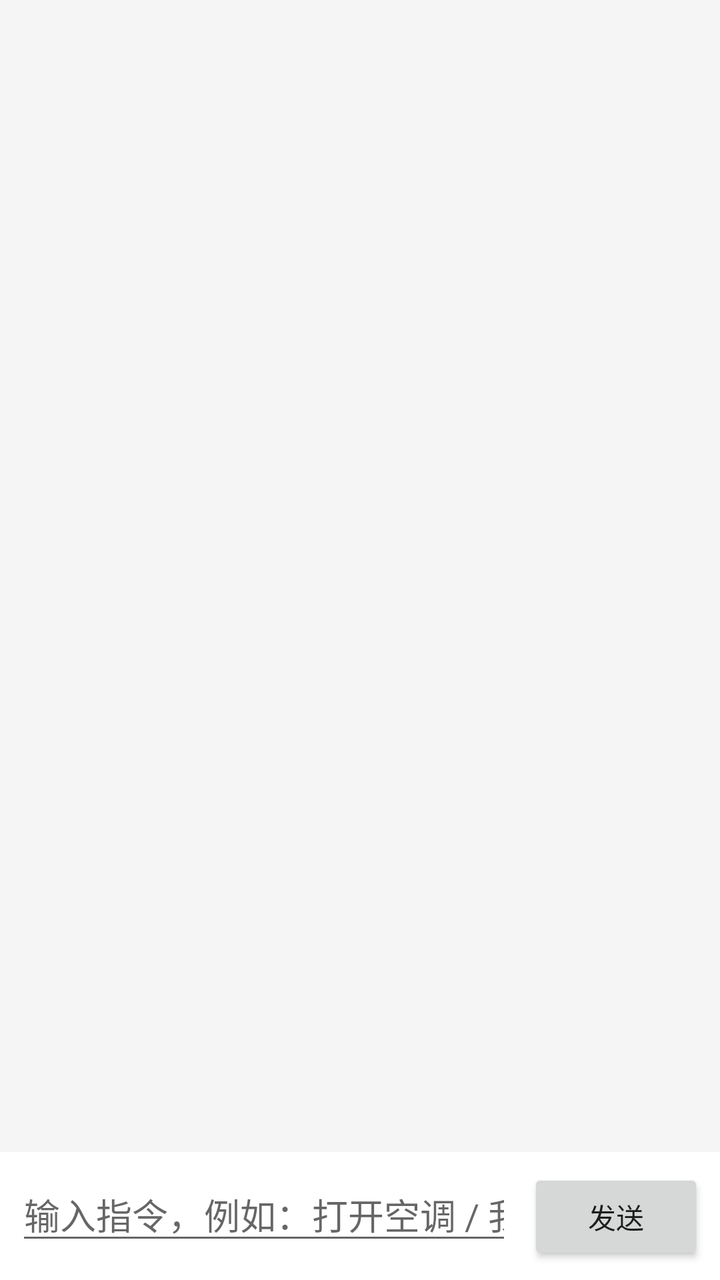
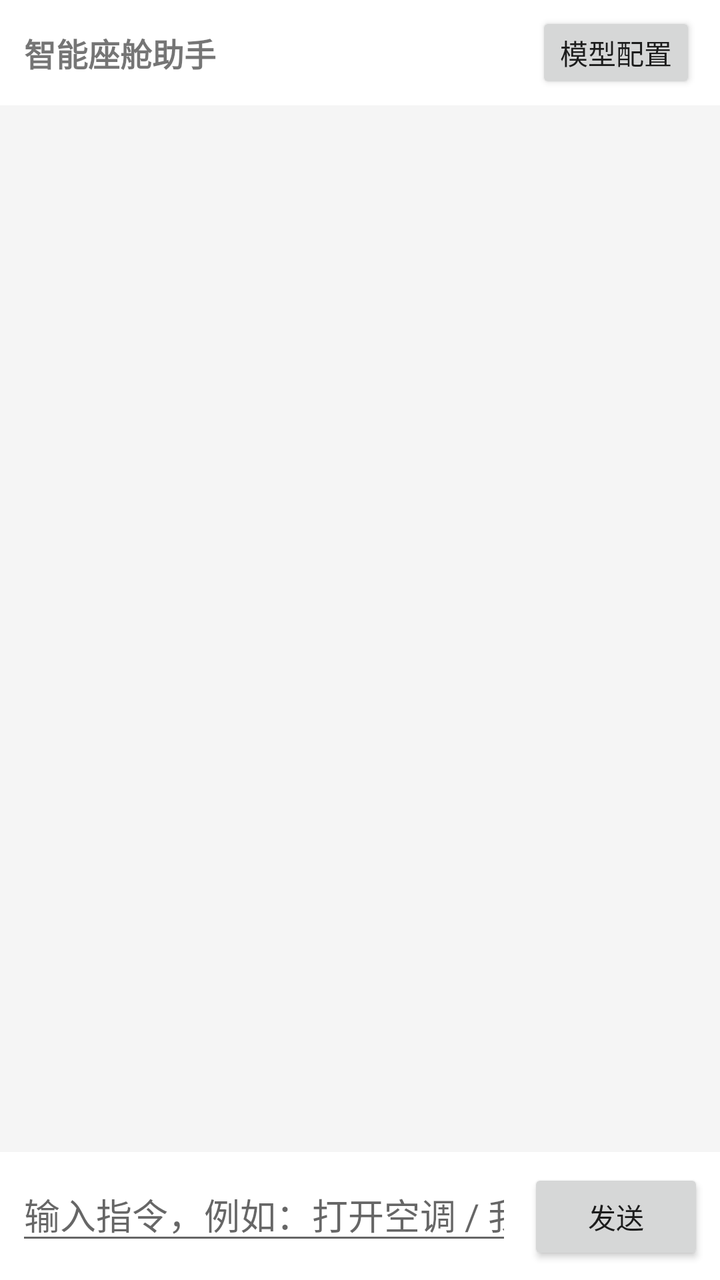

The first picture is an Android layout as it rendered before a commit; the second is the same layout after the commit. The layout source and the unified diff follow.
<!-- AndroidManifest.xml: application theme Theme.IVAI -->
<!-- res/layout/activity_chat.xml -->
<?xml version="1.0" encoding="utf-8"?>
<LinearLayout xmlns:android="http://schemas.android.com/apk/res/android"
    android:layout_width="match_parent"
    android:layout_height="match_parent"
    android:orientation="vertical"
    android:fitsSystemWindows="true"
    android:background="@color/chat_bg">

    <androidx.recyclerview.widget.RecyclerView
        android:id="@+id/messageList"
        android:layout_width="match_parent"
        android:layout_height="0dp"
        android:layout_weight="1"
        android:clipToPadding="false"
        android:paddingTop="8dp"
        android:paddingBottom="8dp"
        android:scrollbars="vertical" />

    <LinearLayout
        android:layout_width="match_parent"
        android:layout_height="wrap_content"
        android:orientation="horizontal"
        android:background="@color/bubble_agent"
        android:padding="8dp">

        <EditText
            android:id="@+id/chatInput"
            android:layout_width="0dp"
            android:layout_height="wrap_content"
            android:layout_weight="1"
            android:hint="输入指令，例如：打开空调 / 我有点冷 / 温度调到"
            android:imeOptions="actionSend"
            android:inputType="text"
            android:maxLines="4" />

        <Button
            android:id="@+id/sendButton"
            android:layout_width="wrap_content"
            android:layout_height="wrap_content"
            android:layout_marginStart="8dp"
            android:text="发送" />
    </LinearLayout>
</LinearLayout>
<!-- resources referenced by this layout -->
<resources>
  <color name="bubble_agent">#FFFFFF</color>
  <color name="chat_bg">#F5F5F5</color>
  <style name="Theme.IVAI" parent="android:Theme.Material.Light.DarkActionBar" />
</resources>

<!-- the commit's change to res/layout/activity_chat.xml (unified diff, before → after) -->
@@ -5,6 +5,36 @@
     android:orientation="vertical"
     android:fitsSystemWindows="true"
     android:background="@color/chat_bg">
+
+    <LinearLayout
+        android:layout_width="match_parent"
+        android:layout_height="wrap_content"
+        android:orientation="horizontal"
+        android:gravity="center_vertical"
+        android:background="@color/bubble_agent"
+        android:paddingStart="12dp"
+        android:paddingEnd="12dp"
+        android:paddingTop="6dp"
+        android:paddingBottom="6dp">
+
+        <TextView
+            android:layout_width="0dp"
+            android:layout_height="wrap_content"
+            android:layout_weight="1"
+            android:text="智能座舱助手"
+            android:textSize="16sp"
+            android:textStyle="bold" />
+
+        <Button
+            android:id="@+id/configButton"
+            android:layout_width="wrap_content"
+            android:layout_height="wrap_content"
+            android:text="模型配置"
+            android:minHeight="0dp"
+            android:minWidth="0dp"
+            android:paddingStart="12dp"
+            android:paddingEnd="12dp" />
+    </LinearLayout>
 
     <androidx.recyclerview.widget.RecyclerView
         android:id="@+id/messageList"
